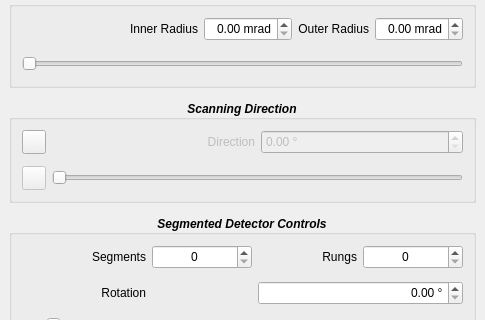
Before: the Qt Designer form src/gui/Quant4D_FigForm.ui in bryandesser/Quant4D, drawn with Qt 5; both pictures show x 0 to 485 and y 139 to 459 of the 485 by 778 pixel window.
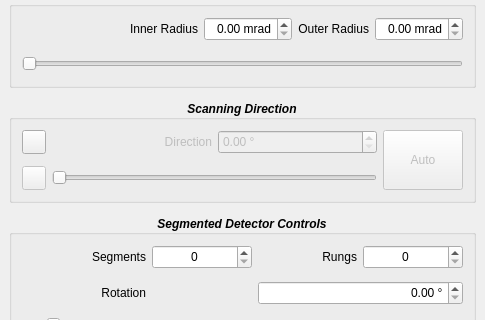
After: the same form once the commit is applied. Icons and pictures are not drawn. Custom widgets are drawn as their Qt base class.

Commit message: feat: AutoCurl scan-direction estimate (Auto button); fix: DPC segments and scan arrows left on other modes, segments not following the annulus, scan labels piling up, virtual-aperture copies lagging while dragged; perf: faster max/std patterns, on the GPU when resident

```diff
--- a/src/gui/Quant4D_FigForm.ui
+++ b/src/gui/Quant4D_FigForm.ui
@@ -1892,6 +1892,38 @@
                </property>
               </widget>
              </item>
+             <item row="0" column="3" rowspan="2">
+              <widget class="QPushButton" name="AutoCurl">
+               <property name="enabled">
+                <bool>false</bool>
+               </property>
+               <property name="sizePolicy">
+                <sizepolicy hsizetype="Fixed" vsizetype="Expanding">
+                 <horstretch>0</horstretch>
+                 <verstretch>0</verstretch>
+                </sizepolicy>
+               </property>
+               <property name="minimumSize">
+                <size>
+                 <width>44</width>
+                 <height>24</height>
+                </size>
+               </property>
+               <property name="font">
+                <font>
+                 <weight>50</weight>
+                 <italic>false</italic>
+                 <bold>false</bold>
+                </font>
+               </property>
+               <property name="toolTip">
+                <string>Estimate the scan direction (and Y flip) automatically by minimising the curl of the CoM/DPC field</string>
+               </property>
+               <property name="text">
+                <string>Auto</string>
+               </property>
+              </widget>
+             </item>
             </layout>
            </widget>
           </item>
```
The commit also changes 17 other files.
